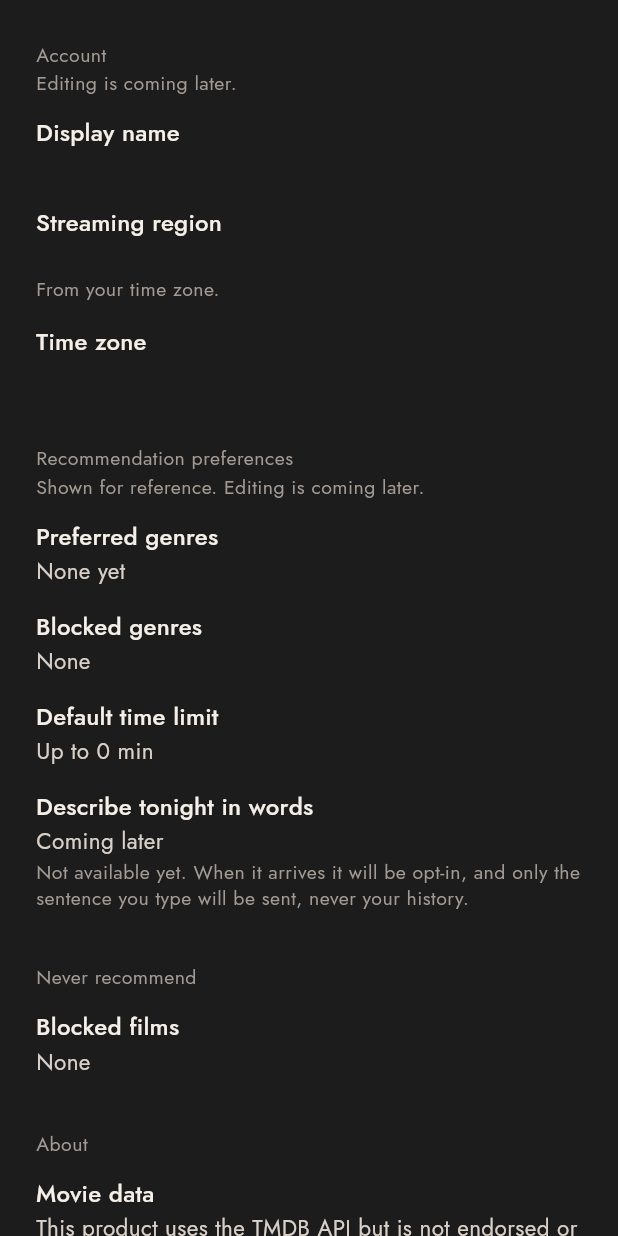
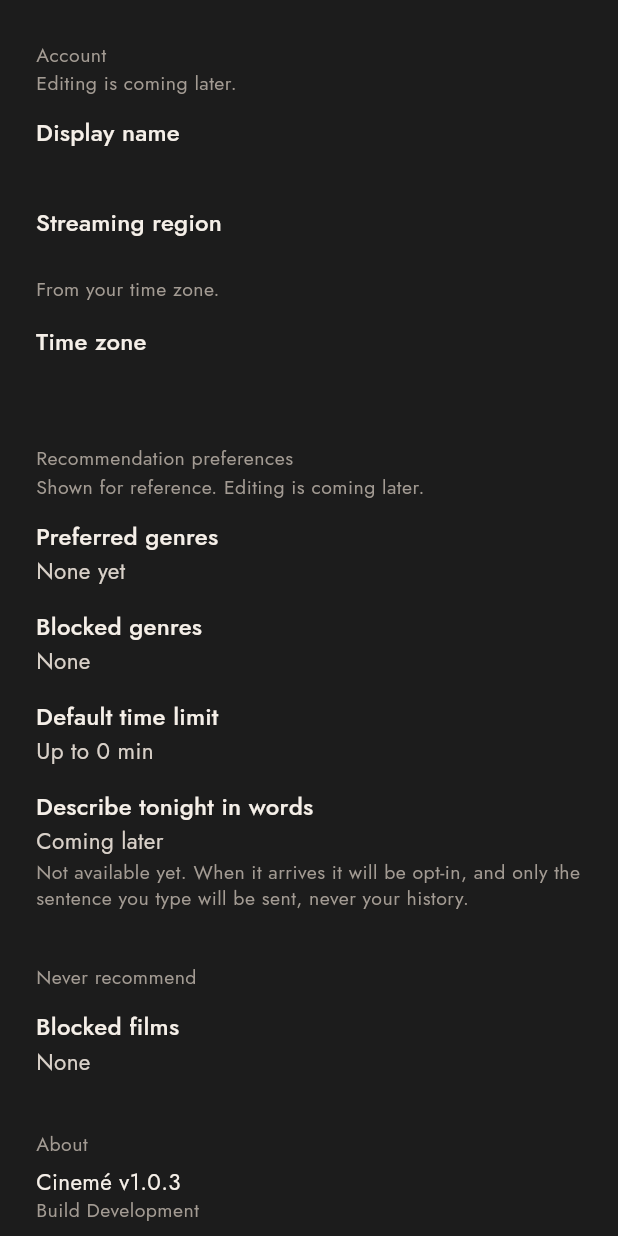
Before and after one commit to shewfx/Cineme, a Flutter app: the _ProfileBody widget shown alone on an empty page, opened directly with empty values, on a phone screen of 412 x 824 dp. Run offline on Flutter 3.47's test engine with Material 3 defaults, Android fonts, the phone set to English and light mode, and no system bars; our stand-ins replace dio, flutter_riverpod, flutter_secure_storage, go_router, package_info_plus, shared_preferences and 1 more; accounts and stored records are empty.

Commit message:
Add release versioning and About metadata

```diff
--- a/frontend/lib/features/preferences/presentation/profile_page.dart
+++ b/frontend/lib/features/preferences/presentation/profile_page.dart
@@ -1,5 +1,6 @@
 import 'package:flutter/material.dart';
 import 'package:flutter_riverpod/flutter_riverpod.dart';
+import 'package:package_info_plus/package_info_plus.dart';
 
 import '../../../core/theme/app_theme.dart';
 import '../../../core/widgets/selector_field.dart';
@@ -89,6 +90,7 @@ class _ProfileBody extends ConsumerWidget {
           for (final m in profile.blockedMovies!)
             _BlockedRow(title: m.title, tmdbId: m.tmdbId),
         const _Section('About'),
+        const _ReleaseInfo(),
         const _Row(
           'Movie data',
           'This product uses the TMDB API but is not endorsed or certified by TMDB.',
@@ -98,6 +100,53 @@ class _ProfileBody extends ConsumerWidget {
       ],
     );
   }
+}
+
+const _sourceCommit = String.fromEnvironment(
+  'SOURCE_COMMIT',
+  defaultValue: 'Development',
+);
+
+class _ReleaseInfo extends StatefulWidget {
+  const _ReleaseInfo();
+
+  @override
+  State<_ReleaseInfo> createState() => _ReleaseInfoState();
+}
+
+class _ReleaseInfoState extends State<_ReleaseInfo> {
+  late final Future<PackageInfo> _packageInfo = PackageInfo.fromPlatform();
+
+  @override
+  Widget build(BuildContext context) => FutureBuilder<PackageInfo>(
+    future: _packageInfo,
+    builder: (context, snapshot) {
+      if (snapshot.connectionState != ConnectionState.done) {
+        return const SizedBox.shrink();
+      }
+      final version = snapshot.data?.version.trim();
+      final appVersion = version == null || version.isEmpty
+          ? 'Cinemé version unavailable'
+          : 'Cinemé v$version';
+      final commit = _sourceCommit.trim().isEmpty
+          ? 'Development'
+          : _sourceCommit;
+      final text = Theme.of(context).textTheme;
+      return Padding(
+        padding: const EdgeInsets.fromLTRB(24, 0, 24, 8),
+        child: Column(
+          crossAxisAlignment: CrossAxisAlignment.start,
+          children: [
+            Text(appVersion, style: text.bodyMedium),
+            Text(
+              'Build $commit',
+              style: text.labelMedium?.copyWith(color: AppColors.textMuted),
+            ),
+          ],
+        ),
+      );
+    },
+  );
 }
 
 /// Normal build only: who is signed in, and Sign out. Sign-out clears the
--- a/frontend/pubspec.yaml
+++ b/frontend/pubspec.yaml
@@ -16,7 +16,7 @@ publish_to: 'none' # Remove this line if you wish to publish to pub.dev
 # https://developer.apple.com/library/archive/documentation/General/Reference/InfoPlistKeyReference/Articles/CoreFoundationKeys.html
 # In Windows, build-name is used as the major, minor, and patch parts
 # of the product and file versions while build-number is used as the build suffix.
-version: 1.0.0+1
+version: 1.0.3+4
 
 environment:
   sdk: ^3.13.4
@@ -40,6 +40,7 @@ dependencies:
   dio: ^5.11.1
   flutter_secure_storage: ^11.2.0
   shared_preferences: ^2.5.5
+  package_info_plus: ^10.2.2
 
 dev_dependencies:
   flutter_test:
```
Also changed, not shown: frontend/pubspec.lock, 8 other files.
